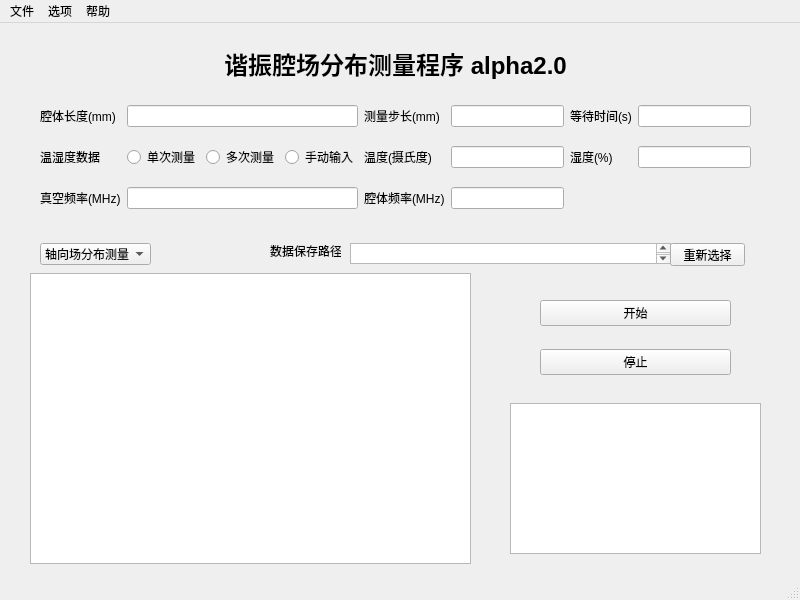
Before: the Qt Designer form FieldMeasurement.ui in wei0852/field_distribution_measurement, drawn with Qt 5.
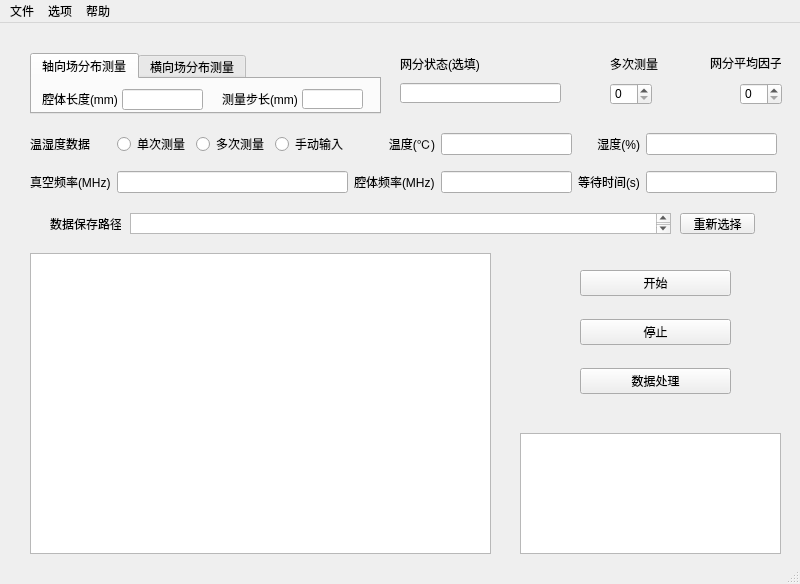
After: the same form once the commit is applied. Custom widgets are drawn as their Qt base class.

Patch:
```diff
--- a/FieldMeasurement.ui
+++ b/FieldMeasurement.ui
@@ -7,7 +7,7 @@
     <x>0</x>
     <y>0</y>
     <width>800</width>
-    <height>600</height>
+    <height>584</height>
    </rect>
   </property>
   <property name="windowTitle">
@@ -17,87 +17,31 @@
    <widget class="QWidget" name="gridLayoutWidget">
     <property name="geometry">
      <rect>
-      <x>40</x>
-      <y>70</y>
-      <width>711</width>
-      <height>131</height>
+      <x>30</x>
+      <y>100</y>
+      <width>747</width>
+      <height>81</height>
      </rect>
     </property>
     <layout class="QGridLayout" name="gridLayout">
-     <item row="1" column="0">
-      <widget class="QLabel" name="label_5">
-       <property name="text">
-        <string>温湿度数据</string>
-       </property>
-      </widget>
-     </item>
-     <item row="0" column="4">
+     <item row="2" column="4">
       <widget class="QLabel" name="label_3">
        <property name="text">
         <string>等待时间(s)</string>
        </property>
       </widget>
      </item>
-     <item row="0" column="5">
+     <item row="2" column="5">
       <widget class="QLineEdit" name="time_step">
        <property name="maxLength">
         <number>15</number>
        </property>
       </widget>
      </item>
-     <item row="1" column="2">
-      <widget class="QLabel" name="label_6">
-       <property name="text">
-        <string>温度(摄氏度)</string>
-       </property>
-      </widget>
-     </item>
-     <item row="0" column="2">
-      <widget class="QLabel" name="label_2">
-       <property name="text">
-        <string>测量步长(mm)</string>
-       </property>
-      </widget>
-     </item>
-     <item row="0" column="3">
-      <widget class="QLineEdit" name="length_step">
-       <property name="maxLength">
-        <number>15</number>
-       </property>
-      </widget>
-     </item>
-     <item row="0" column="0">
-      <widget class="QLabel" name="label">
-       <property name="text">
-        <string>腔体长度(mm)</string>
-       </property>
-      </widget>
-     </item>
-     <item row="1" column="3">
-      <widget class="QLineEdit" name="temperature">
+     <item row="2" column="3">
+      <widget class="QLineEdit" name="actual_frequency">
        <property name="readOnly">
-        <bool>false</bool>
-       </property>
-      </widget>
-     </item>
-     <item row="1" column="5">
-      <widget class="QLineEdit" name="humidity">
-       <property name="readOnly">
-        <bool>false</bool>
-       </property>
-      </widget>
-     </item>
-     <item row="0" column="1">
-      <widget class="QLineEdit" name="total_length">
-       <property name="maxLength">
-        <number>15</number>
-       </property>
-      </widget>
-     </item>
-     <item row="1" column="4">
-      <widget class="QLabel" name="label_7">
-       <property name="text">
-        <string>湿度(%)</string>
+        <bool>true</bool>
        </property>
       </widget>
      </item>
@@ -118,14 +62,14 @@
        </property>
       </widget>
      </item>
-     <item row="2" column="3">
-      <widget class="QLineEdit" name="actual_frequency">
-       <property name="readOnly">
-        <bool>true</bool>
+     <item row="0" column="0">
+      <widget class="QLabel" name="label_5">
+       <property name="text">
+        <string>温湿度数据</string>
        </property>
       </widget>
      </item>
-     <item row="1" column="1">
+     <item row="0" column="1">
       <layout class="QGridLayout" name="gridLayout_2">
        <item row="1" column="1">
         <widget class="QRadioButton" name="temp_mea_once">
@@ -150,38 +94,53 @@
        </item>
       </layout>
      </item>
+     <item row="0" column="2">
+      <widget class="QLabel" name="label_6">
+       <property name="text">
+        <string>&lt;html&gt;&lt;head/&gt;&lt;body&gt;&lt;p align=&quot;right&quot;&gt;温度(℃)&lt;/p&gt;&lt;/body&gt;&lt;/html&gt;</string>
+       </property>
+      </widget>
+     </item>
+     <item row="0" column="3">
+      <widget class="QLineEdit" name="temperature">
+       <property name="readOnly">
+        <bool>false</bool>
+       </property>
+      </widget>
+     </item>
+     <item row="0" column="4">
+      <widget class="QLabel" name="label_7">
+       <property name="text">
+        <string>&lt;html&gt;&lt;head/&gt;&lt;body&gt;&lt;p align=&quot;right&quot;&gt;湿度(%)&lt;/p&gt;&lt;/body&gt;&lt;/html&gt;</string>
+       </property>
+      </widget>
+     </item>
+     <item row="0" column="5">
+      <widget class="QLineEdit" name="humidity">
+       <property name="readOnly">
+        <bool>false</bool>
+       </property>
+      </widget>
+     </item>
     </layout>
    </widget>
-   <widget class="QLabel" name="label_4">
-    <property name="geometry">
-     <rect>
-      <x>190</x>
-      <y>20</y>
-      <width>411</width>
-      <height>41</height>
-     </rect>
-    </property>
-    <property name="text">
-     <string>&lt;html&gt;&lt;head/&gt;&lt;body&gt;&lt;p align=&quot;center&quot;&gt;&lt;span style=&quot; font-size:18pt; font-weight:600;&quot;&gt;谐振腔场分布测量程序 alpha2.0&lt;/span&gt;&lt;/p&gt;&lt;/body&gt;&lt;/html&gt;</string>
-    </property>
-   </widget>
    <widget class="PlotWidget" name="graphicsView">
     <property name="geometry">
      <rect>
       <x>30</x>
-      <y>250</y>
-      <width>441</width>
-      <height>291</height>
+      <y>230</y>
+      <width>461</width>
+      <height>301</height>
      </rect>
     </property>
    </widget>
    <widget class="QWidget" name="verticalLayoutWidget">
     <property name="geometry">
      <rect>
-      <x>540</x>
-      <y>260</y>
-      <width>191</width>
-      <height>111</height>
+      <x>580</x>
+      <y>230</y>
+      <width>151</width>
+      <height>161</height>
      </rect>
     </property>
     <layout class="QVBoxLayout" name="verticalLayout">
@@ -199,45 +158,32 @@
        </property>
       </widget>
      </item>
+     <item>
+      <widget class="QPushButton" name="process_data">
+       <property name="text">
+        <string>数据处理</string>
+       </property>
+      </widget>
+     </item>
     </layout>
    </widget>
    <widget class="QTextBrowser" name="run_information">
     <property name="geometry">
      <rect>
-      <x>510</x>
-      <y>380</y>
-      <width>251</width>
-      <height>151</height>
+      <x>520</x>
+      <y>410</y>
+      <width>261</width>
+      <height>121</height>
      </rect>
     </property>
    </widget>
-   <widget class="QComboBox" name="measurement_stratety">
-    <property name="geometry">
-     <rect>
-      <x>40</x>
-      <y>220</y>
-      <width>111</width>
-      <height>22</height>
-     </rect>
-    </property>
-    <item>
-     <property name="text">
-      <string>轴向场分布测量</string>
-     </property>
-    </item>
-    <item>
-     <property name="text">
-      <string>未完成</string>
-     </property>
-    </item>
-   </widget>
    <widget class="QLabel" name="label_10">
     <property name="geometry">
      <rect>
-      <x>270</x>
-      <y>220</y>
+      <x>50</x>
+      <y>190</y>
       <width>71</width>
-      <height>16</height>
+      <height>21</height>
      </rect>
     </property>
     <property name="text">
@@ -247,9 +193,9 @@
    <widget class="QTextBrowser" name="save_directory">
     <property name="geometry">
      <rect>
-      <x>350</x>
-      <y>220</y>
-      <width>321</width>
+      <x>130</x>
+      <y>190</y>
+      <width>541</width>
       <height>21</height>
      </rect>
     </property>
@@ -257,16 +203,186 @@
    <widget class="QPushButton" name="change_directory">
     <property name="geometry">
      <rect>
-      <x>670</x>
-      <y>220</y>
+      <x>680</x>
+      <y>190</y>
       <width>75</width>
-      <height>23</height>
+      <height>21</height>
      </rect>
     </property>
     <property name="text">
      <string>重新选择</string>
     </property>
    </widget>
+   <widget class="QTabWidget" name="measurement_strategy">
+    <property name="geometry">
+     <rect>
+      <x>30</x>
+      <y>30</y>
+      <width>351</width>
+      <height>61</height>
+     </rect>
+    </property>
+    <property name="whatsThis">
+     <string>&lt;html&gt;&lt;head/&gt;&lt;body&gt;&lt;p&gt;轴向&lt;/p&gt;&lt;/body&gt;&lt;/html&gt;</string>
+    </property>
+    <property name="currentIndex">
+     <number>0</number>
+    </property>
+    <widget class="QWidget" name="longitudinal">
+     <attribute name="title">
+      <string>轴向场分布测量</string>
+     </attribute>
+     <widget class="QLineEdit" name="total_length">
+      <property name="geometry">
+       <rect>
+        <x>90</x>
+        <y>10</y>
+        <width>81</width>
+        <height>21</height>
+       </rect>
+      </property>
+      <property name="maxLength">
+       <number>15</number>
+      </property>
+     </widget>
+     <widget class="QLabel" name="label">
+      <property name="geometry">
+       <rect>
+        <x>10</x>
+        <y>10</y>
+        <width>78</width>
+        <height>20</height>
+       </rect>
+      </property>
+      <property name="text">
+       <string>腔体长度(mm)</string>
+      </property>
+     </widget>
+     <widget class="QLabel" name="label_2">
+      <property name="geometry">
+       <rect>
+        <x>190</x>
+        <y>10</y>
+        <width>78</width>
+        <height>20</height>
+       </rect>
+      </property>
+      <property name="text">
+       <string>测量步长(mm)</string>
+      </property>
+     </widget>
+     <widget class="QLineEdit" name="length_step">
+      <property name="geometry">
+       <rect>
+        <x>270</x>
+        <y>10</y>
+        <width>61</width>
+        <height>20</height>
+       </rect>
+      </property>
+      <property name="maxLength">
+       <number>15</number>
+      </property>
+     </widget>
+    </widget>
+    <widget class="QWidget" name="angular">
+     <attribute name="title">
+      <string>横向场分布测量</string>
+     </attribute>
+     <widget class="QLabel" name="label_11">
+      <property name="geometry">
+       <rect>
+        <x>50</x>
+        <y>10</y>
+        <width>54</width>
+        <height>21</height>
+       </rect>
+      </property>
+      <property name="text">
+       <string>测量次数</string>
+      </property>
+     </widget>
+     <widget class="QLineEdit" name="num_of_mea">
+      <property name="geometry">
+       <rect>
+        <x>170</x>
+        <y>10</y>
+        <width>113</width>
+        <height>20</height>
+       </rect>
+      </property>
+     </widget>
+    </widget>
+   </widget>
+   <widget class="QLabel" name="label_4">
+    <property name="geometry">
+     <rect>
+      <x>400</x>
+      <y>30</y>
+      <width>101</width>
+      <height>21</height>
+     </rect>
+    </property>
+    <property name="text">
+     <string>网分状态(选填)</string>
+    </property>
+   </widget>
+   <widget class="QLineEdit" name="NA_state">
+    <property name="geometry">
+     <rect>
+      <x>400</x>
+      <y>60</y>
+      <width>161</width>
+      <height>20</height>
+     </rect>
+    </property>
+   </widget>
+   <widget class="QSpinBox" name="na_average_facotr">
+    <property name="geometry">
+     <rect>
+      <x>740</x>
+      <y>60</y>
+      <width>42</width>
+      <height>22</height>
+     </rect>
+    </property>
+   </widget>
+   <widget class="QLabel" name="label_12">
+    <property name="geometry">
+     <rect>
+      <x>710</x>
+      <y>30</y>
+      <width>71</width>
+      <height>20</height>
+     </rect>
+    </property>
+    <property name="text">
+     <string>网分平均因子</string>
+    </property>
+   </widget>
+   <widget class="QLabel" name="label_13">
+    <property name="geometry">
+     <rect>
+      <x>610</x>
+      <y>30</y>
+      <width>54</width>
+      <height>21</height>
+     </rect>
+    </property>
+    <property name="text">
+     <string>多次测量</string>
+    </property>
+   </widget>
+   <widget class="QSpinBox" name="multi_measure">
+    <property name="geometry">
+     <rect>
+      <x>610</x>
+      <y>60</y>
+      <width>42</width>
+      <height>22</height>
+     </rect>
+    </property>
+   </widget>
   </widget>
   <widget class="QMenuBar" name="menubar">
    <property name="geometry">
```
Left out of the diff: 50 changed lines with no effect on the pictures.
